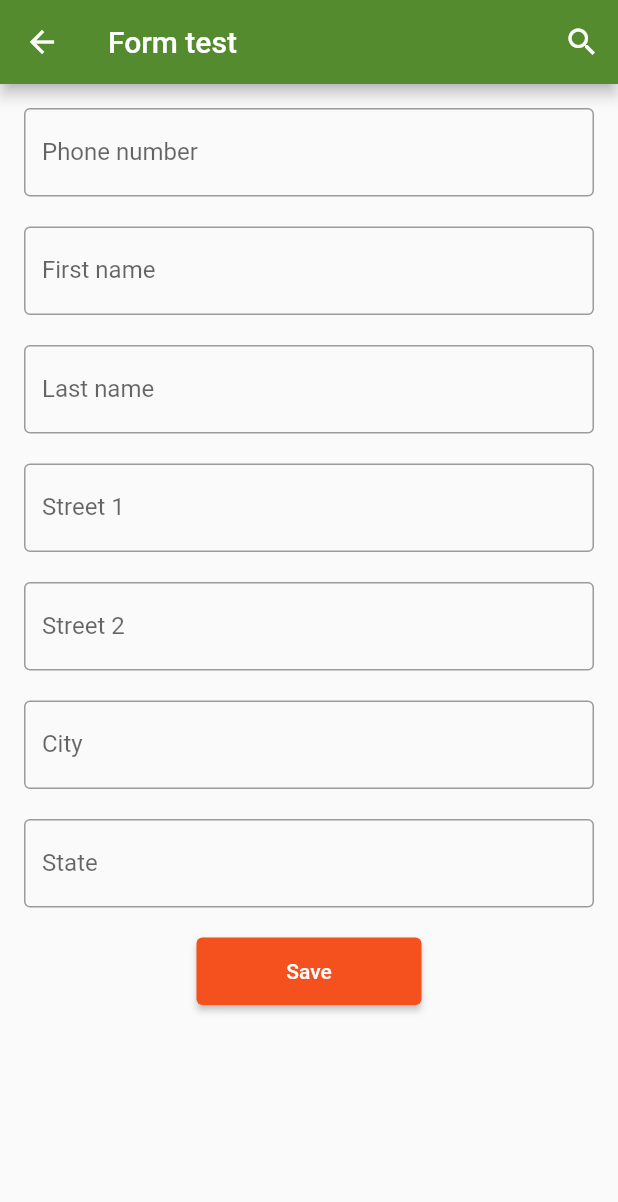
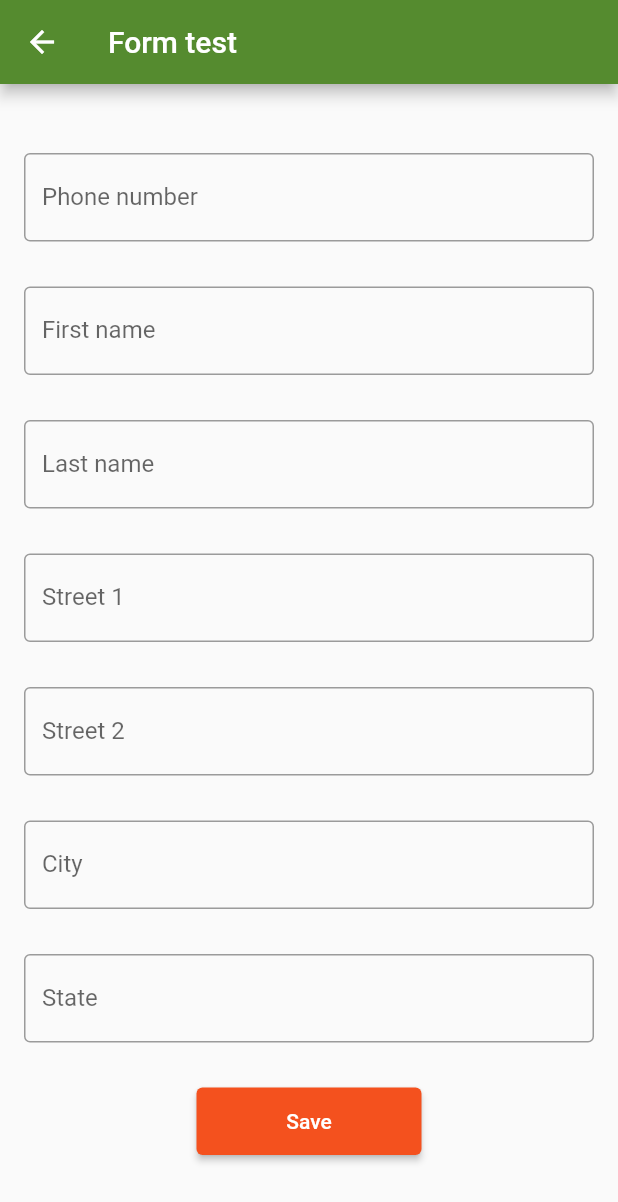
Before and after one commit to hernan/flutter_playground, a Flutter app: the FormScreen screen opened by its route, on a phone screen of 412 x 824 dp. Shown: the top 1202 px of the screen. Run offline on Flutter 3.47's test engine with Material 2 defaults, Android fonts, the phone set to English and light mode, and no system bars.

Commit message:
Fix form screen states and add more functionality

```diff
--- a/lib/screens/form.dart
+++ b/lib/screens/form.dart
@@ -1,8 +1,20 @@
 import 'package:flutter/material.dart';
 
-class FormScreen extends StatelessWidget {
+class FormScreen extends StatefulWidget {
+  @override
+  _FormScreenState createState() => _FormScreenState();
+}
 
+class _FormScreenState extends State<FormScreen> {
   final _formKey = GlobalKey<FormState>();
+  FocusNode _phoneFieldFocusNode;
+  FocusNode _firstNameFocusNode;
+  FocusNode _lastNameFocusNode;
+  FocusNode _street1FocusNode;
+  FocusNode _street2FocusNode;
+  FocusNode _cityFocusNode;
+  FocusNode _stateFocusNode;
+
   final _formData = {
     'phoneNumber': '',
     'lastName': '',
@@ -13,9 +25,10 @@ class FormScreen extends StatelessWidget {
     'state': ''
   };
 
-  InputDecoration _decorateTfield(String text) {
+  InputDecoration _decorateTfield({ @required String text, String hintText }) {
     return InputDecoration(
       labelText: text,
+      hintText: hintText,
       border: OutlineInputBorder()
     );
   }
@@ -29,72 +42,112 @@ class FormScreen extends StatelessWidget {
     }
   }
 
+
+  @override
+  void initState() {
+    super.initState();
+    _phoneFieldFocusNode = FocusNode();
+    _firstNameFocusNode = FocusNode();
+    _lastNameFocusNode = FocusNode();
+    _street1FocusNode = FocusNode();
+    _street2FocusNode = FocusNode();
+    _cityFocusNode = FocusNode();
+    _stateFocusNode = FocusNode();
+  }
+
+
+  @override
+  void dispose() {
+    _phoneFieldFocusNode.dispose();
+    _firstNameFocusNode.dispose();
+    _lastNameFocusNode.dispose();
+    _street1FocusNode.dispose();
+    _street2FocusNode.dispose();
+    _cityFocusNode.dispose();
+    _stateFocusNode.dispose();
+    super.dispose();
+  }
+
   @override
   Widget build(BuildContext context) {
     return Scaffold(
       appBar: AppBar(
         title: const Text("Form test"),
-        actions: <Widget>[
-          IconButton(
-            icon: Icon(Icons.search),
-            tooltip: 'Search',
-            onPressed: () => {},
-          )
-        ],
       ),
-      body: SingleChildScrollView(
-        padding: EdgeInsets.all(16.0),
-        child: Form(
+      body: Form(
         key: _formKey,
+        child: SingleChildScrollView(
+          padding: EdgeInsets.all(16),
           child: Column(
             mainAxisSize: MainAxisSize.max,
             crossAxisAlignment: CrossAxisAlignment.stretch,
-            mainAxisAlignment: MainAxisAlignment.center,
+//          mainAxisAlignment: MainAxisAlignment.center,
             children: [
+              SizedBox(height: 30),
               TextFormField(
-                decoration: _decorateTfield('Phone number'),
+                focusNode: _phoneFieldFocusNode,
+                textInputAction: TextInputAction.next,
+                onFieldSubmitted: (term) => FocusScope.of(context).requestFocus(_firstNameFocusNode),
+                decoration: _decorateTfield(text: 'Phone number', hintText: 'Only US phone numbers'),
                 onSaved: (value) => _formData['phoneNumber'] = value,
                 validator: (value) {
                   return !value.contains(RegExp('[0-9]')) ? 'Invalid phone' : null;
                 },
               ),
-              SizedBox(height: 20),
+              SizedBox(height: 30),
 
             TextFormField(
-                decoration: _decorateTfield('First name'),
+              focusNode: _firstNameFocusNode,
+              textInputAction: TextInputAction.next,
+              onFieldSubmitted: (term) => FocusScope.of(context).requestFocus(_lastNameFocusNode),
+              decoration: _decorateTfield(text: 'First name'),
               onSaved: (value) => _formData['firstName'] = value
             ),
-              SizedBox(height: 20),
+            SizedBox(height: 30),
 
             TextFormField(
-                decoration: _decorateTfield('Last name'),
+              focusNode: _lastNameFocusNode,
+              textInputAction: TextInputAction.next,
+              onFieldSubmitted: (term) => FocusScope.of(context).requestFocus(_street1FocusNode),
+              decoration: _decorateTfield(text: 'Last name'),
               onSaved: (value) => _formData['lastName'] = value
             ),
-              SizedBox(height: 20),
+            SizedBox(height: 30),
 
             TextFormField(
-                decoration: _decorateTfield('Street 1'),
+              focusNode: _street1FocusNode,
+              textInputAction: TextInputAction.next,
+              onFieldSubmitted: (term) => FocusScope.of(context).requestFocus(_street2FocusNode),
+              decoration: _decorateTfield(text: 'Street 1'),
               onSaved: (value) => _formData['street1'] = value
             ),
-              SizedBox(height: 20),
+            SizedBox(height: 30),
 
             TextFormField(
-                decoration: _decorateTfield('Street 2'),
+              focusNode: _street2FocusNode,
+              textInputAction: TextInputAction.next,
+              onFieldSubmitted: (term) => FocusScope.of(context).requestFocus(_cityFocusNode),
+              decoration: _decorateTfield(text: 'Street 2'),
               onSaved: (value) => _formData['street2'] = value
             ),
-              SizedBox(height: 20),
+            SizedBox(height: 30),
 
             TextFormField(
-                decoration: _decorateTfield('City'),
+              focusNode: _cityFocusNode,
+              textInputAction: TextInputAction.next,
+              onFieldSubmitted: (term) => FocusScope.of(context).requestFocus(_stateFocusNode),
+              decoration: _decorateTfield(text: 'City'),
               onSaved: (value) => _formData['city'] = value
             ),
-              SizedBox(height: 20),
+            SizedBox(height: 30),
 
             TextFormField(
-                decoration: _decorateTfield('State'),
+              focusNode: _stateFocusNode,
+              textInputAction: TextInputAction.done,
+              decoration: _decorateTfield(text: 'State'),
               onSaved: (value) => _formData['state'] = value
             ),
-              SizedBox(height: 20),
+            SizedBox(height: 30),
 
               Row(
                 mainAxisAlignment: MainAxisAlignment.spaceEvenly,
```
Also changed, not shown: pubspec.lock. Lines whose indentation alone changed are shown as unchanged.
